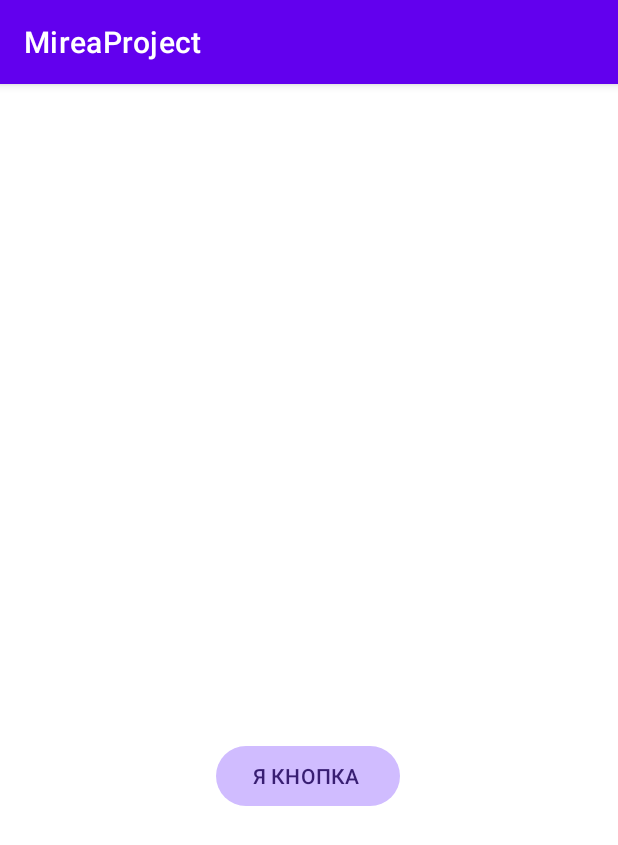
After one commit to fokypoky/AndroidLessons, an Android app: the fragment NetworkFragment shown on its own in the app's theme, on a phone screen of 412 x 824 dp. The commit adds this screen. Shown: the top 845 px of the screen. Run offline under Robolectric (Android 15) with nearby library versions, the phone set to English and light mode, and no system bars.

Commit message:
Lesson 7 - фрагмент

```diff
--- /dev/null
+++ b/app/src/main/java/ru/mirea/petukhov/a/mireaproject/NetworkFragment.java
@@ -0,0 +1,110 @@
+package ru.mirea.petukhov.a.mireaproject;
+
+import android.os.AsyncTask;
+import android.os.Bundle;
+
+import androidx.fragment.app.Fragment;
+
+import android.util.Log;
+import android.view.LayoutInflater;
+import android.view.View;
+import android.view.ViewGroup;
+import android.widget.Button;
+import android.widget.Toast;
+
+import org.json.JSONObject;
+
+import java.io.BufferedReader;
+import java.io.IOException;
+import java.net.Socket;
+
+import ru.mirea.petukhov.a.mireaproject.ui.SocketUtils;
+
+/**
+ * A simple {@link Fragment} subclass.
+ * Use the {@link NetworkFragment#newInstance} factory method to
+ * create an instance of this fragment.
+ */
+public class NetworkFragment extends Fragment implements View.OnClickListener {
+
+    // TODO: Rename parameter arguments, choose names that match
+    // the fragment initialization parameters, e.g. ARG_ITEM_NUMBER
+    private static final String ARG_PARAM1 = "param1";
+    private static final String ARG_PARAM2 = "param2";
+
+    // TODO: Rename and change types of parameters
+    private String mParam1;
+    private String mParam2;
+
+    public NetworkFragment() {
+        // Required empty public constructor
+    }
+
+    /**
+     * Use this factory method to create a new instance of
+     * this fragment using the provided parameters.
+     *
+     * @param param1 Parameter 1.
+     * @param param2 Parameter 2.
+     * @return A new instance of fragment NetworkFragment.
+     */
+    // TODO: Rename and change types and number of parameters
+    public static NetworkFragment newInstance(String param1, String param2) {
+        NetworkFragment fragment = new NetworkFragment();
+        Bundle args = new Bundle();
+        args.putString(ARG_PARAM1, param1);
+        args.putString(ARG_PARAM2, param2);
+        fragment.setArguments(args);
+        return fragment;
+    }
+
+    @Override
+    public void onCreate(Bundle savedInstanceState) {
+        super.onCreate(savedInstanceState);
+        if (getArguments() != null) {
+            mParam1 = getArguments().getString(ARG_PARAM1);
+            mParam2 = getArguments().getString(ARG_PARAM2);
+        }
+    }
+
+    @Override
+    public View onCreateView(LayoutInflater inflater, ViewGroup container,
+                             Bundle savedInstanceState) {
+        View root = inflater.inflate(R.layout.fragment_network, container, false);
+        Button button = root.findViewById(R.id.getInfoButton);
+        button.setOnClickListener(this);
+        return root;
+    }
+
+    @Override
+    public void onClick(View v) {
+        new GetTimeTask().execute();
+    }
+    private class GetTimeTask extends AsyncTask<Void, Void, String>{
+        @Override
+        protected String doInBackground(Void... params){
+            String timeResult = "";
+            try{
+                String host = "time.nist.gov";
+                int port = 13;
+                Socket socket = new Socket(host, port);
+                BufferedReader reader = SocketUtils.getReader(socket);
+                reader.readLine();
+                timeResult = reader.readLine();
+                Log.d(MainActivity.class.getSimpleName(), timeResult);
+                socket.close();
+            }
+            catch (IOException e){
+                e.printStackTrace();
+            }
+            return timeResult;
+        }
+        @Override
+        protected void onPostExecute(String result){
+            super.onPostExecute(result);
+            //LocalDate date = LocalDate.parse(result);
+            String[] subStrings = result.split(" ");
+            Toast.makeText(getContext(), subStrings[1] + " - " + subStrings[2], Toast.LENGTH_LONG).show();
+        }
+    }
+}
--- /dev/null
+++ b/app/src/main/res/layout/fragment_network.xml
@@ -0,0 +1,27 @@
+<?xml version="1.0" encoding="utf-8"?>
+<FrameLayout xmlns:android="http://schemas.android.com/apk/res/android"
+    xmlns:app="http://schemas.android.com/apk/res-auto"
+    xmlns:tools="http://schemas.android.com/tools"
+    android:layout_width="match_parent"
+    android:theme="@style/Theme.AppCompat.Light.NoActionBar"
+    android:layout_height="match_parent"
+    tools:context=".NetworkFragment">
+
+    <androidx.constraintlayout.widget.ConstraintLayout
+        android:layout_width="match_parent"
+        android:layout_height="match_parent">
+
+        <Button
+            android:id="@+id/getInfoButton"
+            android:layout_width="wrap_content"
+            android:layout_height="wrap_content"
+            android:text="Я КНОПКА "
+            android:theme="@style/Theme.Material3.Dark.NoActionBar"
+            app:layout_constraintBottom_toBottomOf="parent"
+            app:layout_constraintEnd_toEndOf="parent"
+            app:layout_constraintHorizontal_bias="0.498"
+            app:layout_constraintStart_toStartOf="parent"
+            app:layout_constraintTop_toTopOf="parent"
+            app:layout_constraintVertical_bias="0.607" />
+    </androidx.constraintlayout.widget.ConstraintLayout>
+</FrameLayout>
--- a/app/src/main/res/menu/activity_main_drawer.xml
+++ b/app/src/main/res/menu/activity_main_drawer.xml
@@ -35,5 +35,9 @@
             android:id="@+id/fileFragment"
             android:title="File"
             />
+        <item
+            android:id="@+id/networkFragment"
+            android:title="Network"
+            />
     </group>
 </menu>
--- a/app/src/main/res/navigation/mobile_navigation.xml
+++ b/app/src/main/res/navigation/mobile_navigation.xml
@@ -45,5 +45,10 @@
         android:name="ru.mirea.petukhov.a.mireaproject.FileFragment"
         android:label="fragment_file"
         tools:layout="@layout/fragment_file" />
+    <fragment
+        android:id="@+id/networkFragment"
+        android:name="ru.mirea.petukhov.a.mireaproject.NetworkFragment"
+        android:label="fragment_network"
+        tools:layout="@layout/fragment_network" />
 
 </navigation>
```
Also changed, not shown: app/src/main/java/ru/mirea/petukhov/a/mireaproject/ui/SocketUtils.java (added, +16 -0 lines).
